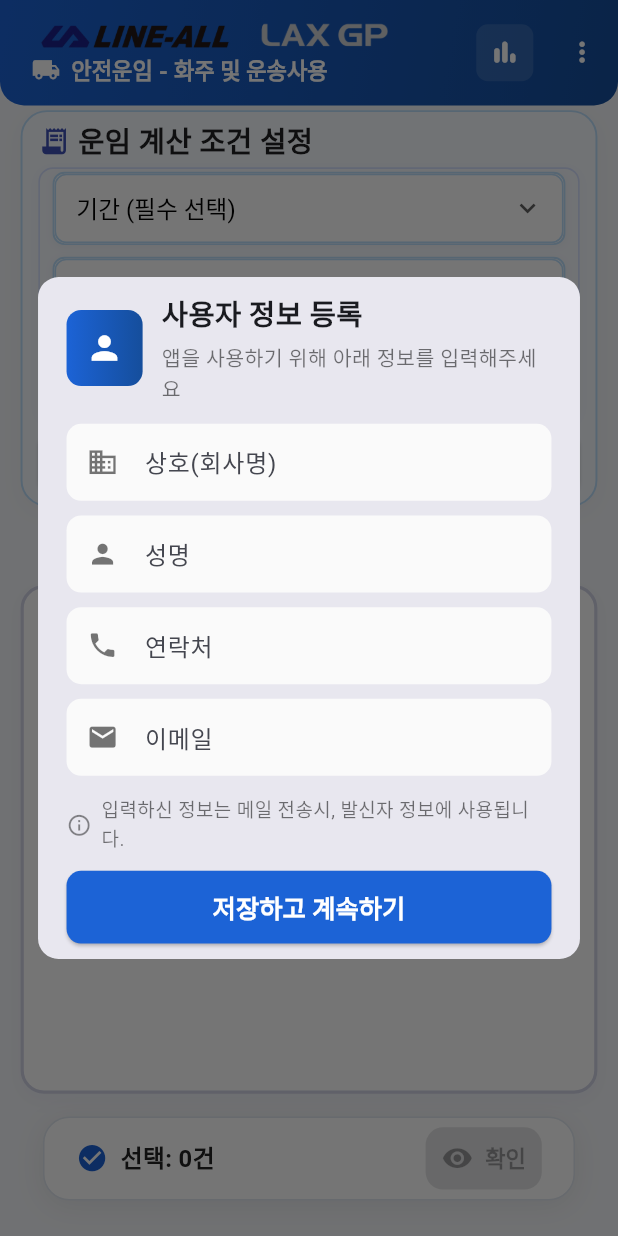
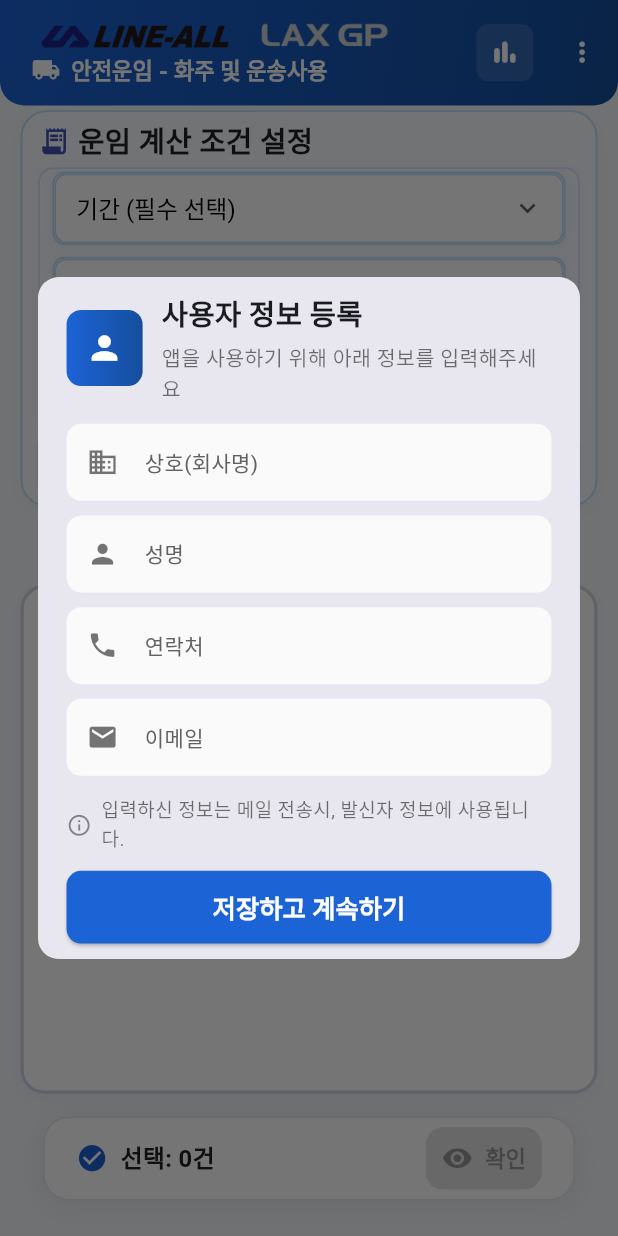
Before and after one commit to jang1231111/line-all-company, a Flutter app: the screen it shows after launch, on a phone screen of 412 x 824 dp. Run offline on Flutter 3.47's test engine with Material 3 defaults, Android fonts, the phone set to English and light mode, and no system bars; our stand-ins replace dio, firebase_core, firebase_crashlytics, flutter_dotenv, flutter_keyboard_visibility, flutter_riverpod and 6 more; missing offline and left inert: mailer, tutorial_coach_mark; accounts and stored records are empty.

Commit message:
✏️ 사용자 정보 수정란, labelText제거 및 hint 추가

```diff
--- a/lib/features/condition/presentation/widgets/user_info_dialog.dart
+++ b/lib/features/condition/presentation/widgets/user_info_dialog.dart
@@ -374,7 +374,8 @@ class _UserInfoDialogState extends State<UserInfoDialog> {
         validator: validator,
         decoration: InputDecoration(
           prefixIcon: Icon(icon, color: Colors.black54, size: 20.w),
-          labelText: label,
+          // labelText: label,
+          hint: Text(label, style: TextStyle(color: Colors.grey[700])),
           filled: true,
           fillColor: Colors.grey.shade50,
           contentPadding: EdgeInsets.symmetric(
```
